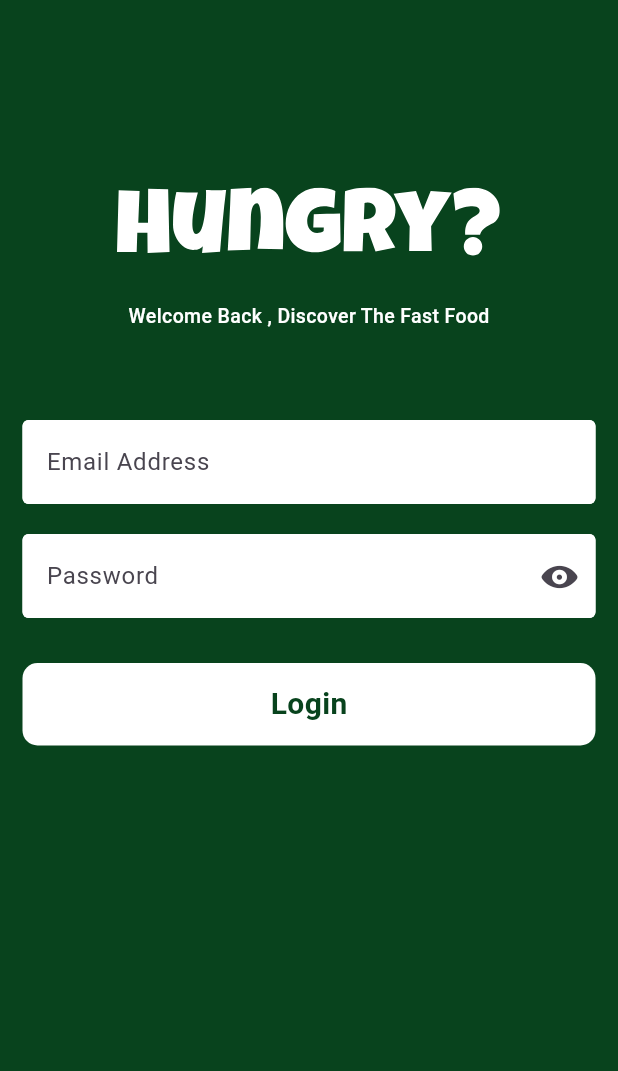
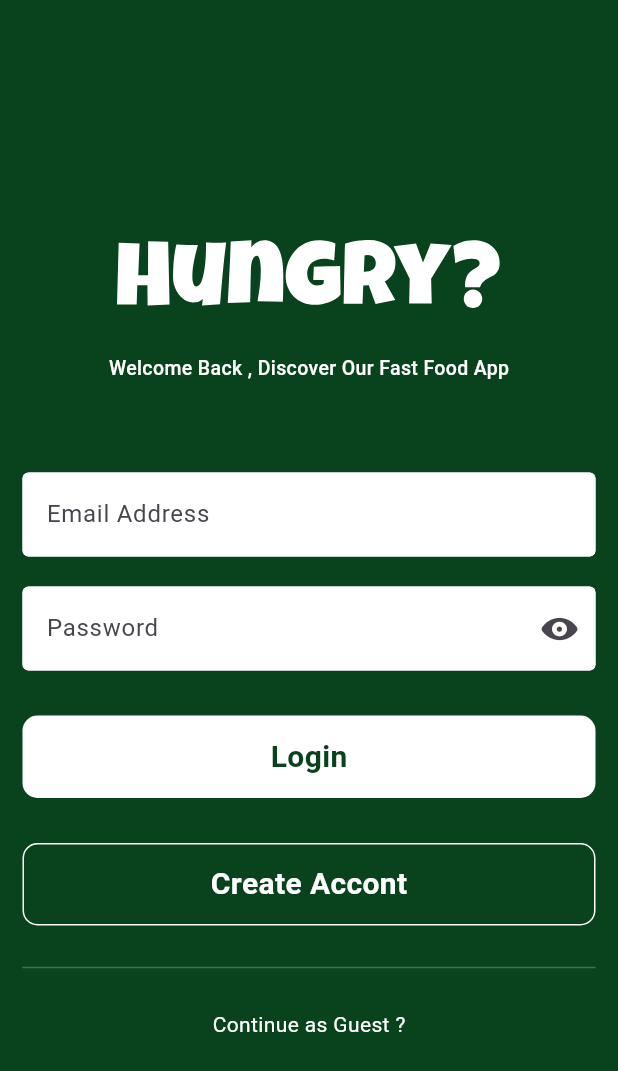
Before and after one commit to abdullahdebo/hungry_app, a Flutter app: the LoginView screen opened directly, on a phone screen of 412 x 824 dp. Shown: the top 1071 px of the screen. Run offline on Flutter 3.47's test engine with Material 3 defaults, Android fonts, the light colour scheme and no system bars; our stand-ins replace dio, flutter_svg, gap, shared_preferences; accounts and stored records are empty.

Commit message:
Update LoginView layout and navigation; replace Root with LoginView in SplashView

```diff
--- a/lib/features/auth/view/login_view.dart
+++ b/lib/features/auth/view/login_view.dart
@@ -1,8 +1,12 @@
+// ignore_for_file: avoid_print
+
 import 'package:flutter/material.dart';
 import 'package:flutter_svg/svg.dart';
 import 'package:gap/gap.dart';
 import 'package:hungry_app/core/constants/app_colors.dart';
+import 'package:hungry_app/features/auth/view/signup_view.dart';
 import 'package:hungry_app/features/auth/widgets/custom_auth_btn.dart';
+import 'package:hungry_app/root.dart';
 import 'package:hungry_app/shared/custom_text.dart';
 import 'package:hungry_app/shared/custom_text_field.dart';
 
@@ -30,12 +34,12 @@ class LoginView extends StatelessWidget {
               child: Column(
                 mainAxisAlignment: MainAxisAlignment.start,
                 children: [
-                  Gap(125),
+                  Gap(160),
                   SvgPicture.asset('assets/logo/logo.svg'),
                   Gap(30),
                   CustomText(
                     text:
-                        'Welcome Back , Discover The Fast Food',
+                        'Welcome Back , Discover Our Fast Food App',
                     color: Colors.white,
                     size: 13,
                     weight: FontWeight.w500,
@@ -61,6 +65,58 @@ class LoginView extends StatelessWidget {
                       }
                     },
                   ),
+                  Gap(30),
+
+                  /// create Account Button
+                  GestureDetector(
+                    onTap: () {
+                      Navigator.pushReplacement(
+                        context,
+                        MaterialPageRoute(
+                          builder: (context) => SignupView(),
+                        ),
+                      );
+                    },
+                    child: Container(
+                      decoration: BoxDecoration(
+                        color: Colors.transparent,
+                        borderRadius: BorderRadius.circular(10),
+                        border: Border.all(
+                          width: 1,
+                          color: Colors.white,
+                        ),
+                      ),
+                      height: 55,
+                      width: double.infinity,
+                      child: Center(
+                        child: CustomText(
+                          text: 'Create Accont',
+                          weight: FontWeight.bold,
+                          color: Colors.white,
+                          size: 20,
+                        ),
+                      ),
+                    ),
+                  ),
+                  Gap(20),
+                  Divider(thickness: 1, color: Colors.white24),
+                  Gap(20),
+                  GestureDetector(
+                    onTap: () {
+                      Navigator.push(
+                        context,
+                        MaterialPageRoute(
+                          builder: (context) => Root(),
+                        ),
+                      );
+                    },
+                    child: CustomText(
+                      text: 'Continue as Guest ?',
+                      color: Colors.white,
+                      size: 14,
+                      weight: FontWeight.w400,
+                    ),
+                  ),
                 ],
               ),
             ),
--- a/lib/splash.dart
+++ b/lib/splash.dart
@@ -4,7 +4,7 @@ import 'package:flutter/material.dart';
 import 'package:flutter_svg/svg.dart';
 import 'package:gap/gap.dart';
 import 'package:hungry_app/core/constants/app_colors.dart';
-import 'package:hungry_app/root.dart';
+import 'package:hungry_app/features/auth/view/login_view.dart';
 
 class SplashView extends StatefulWidget {
   const SplashView({super.key});
@@ -75,7 +75,7 @@ class _SplashViewState extends State<SplashView>
     Future.delayed(Duration(seconds: 3), () {
       Navigator.pushReplacement(
         context,
-        MaterialPageRoute(builder: (c) => Root()),
+        MaterialPageRoute(builder: (c) => LoginView()),
       );
     });
   }
```
